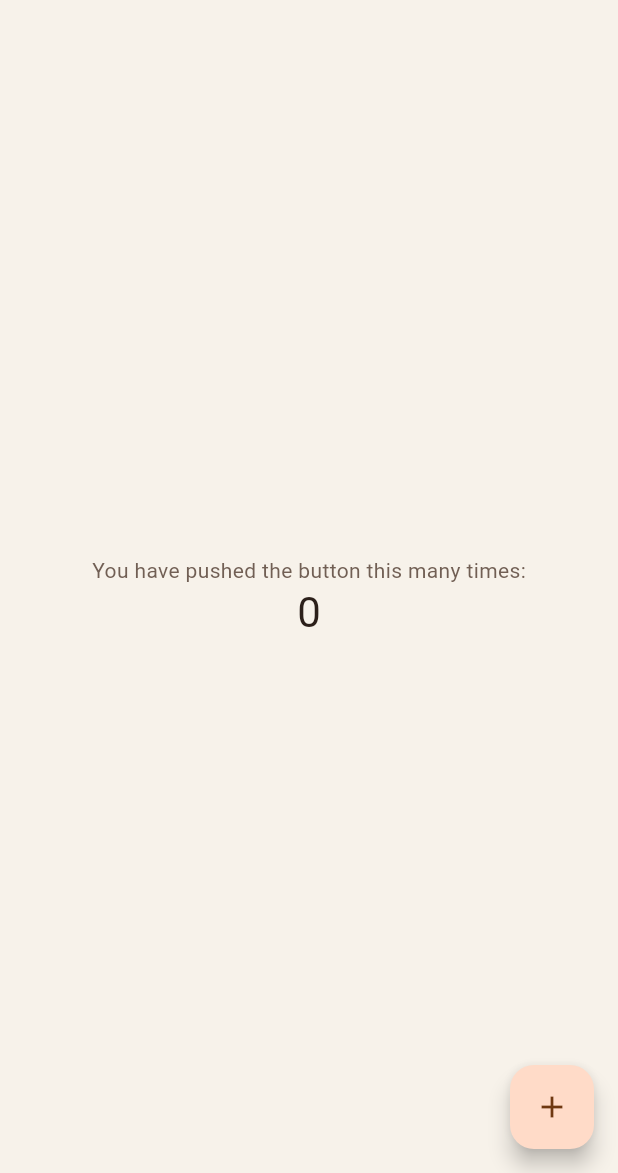
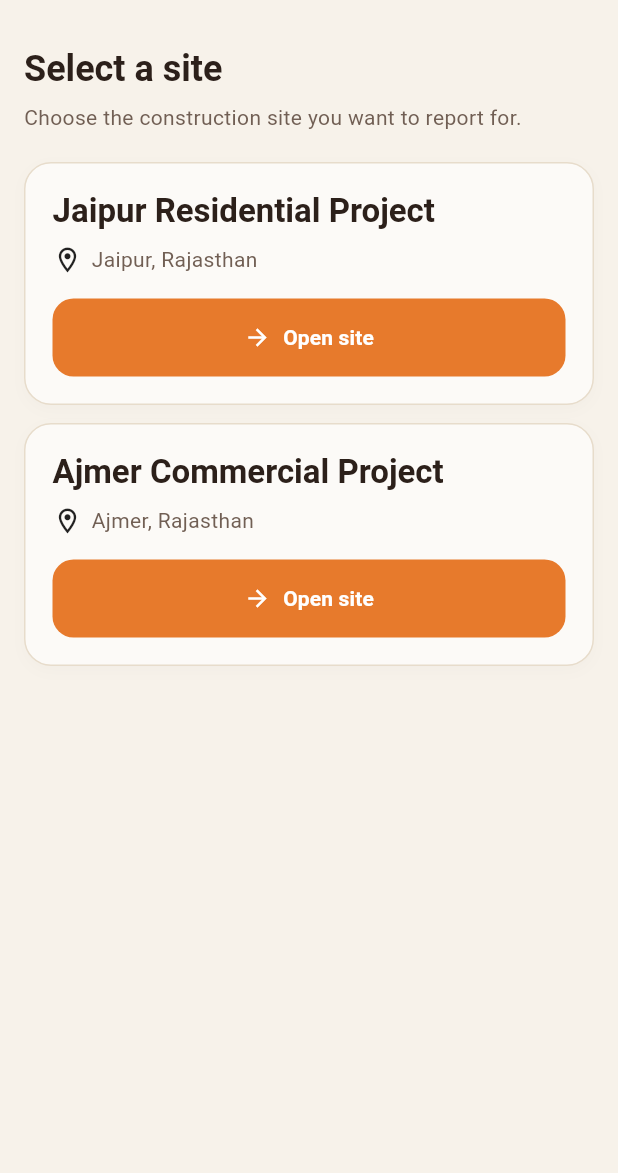
Before and after one commit to kalviumcommunity/Brixel, a Flutter app: the screen it shows after launch, on a phone screen of 412 x 824 dp, the part 63-1236 px from its top. Run offline on Flutter 3.47's test engine with Material 3 defaults, Android fonts, the phone set to English and light mode, and no system bars; our stand-ins replace cloud_firestore, firebase_auth, firebase_core; accounts and stored records are empty.

Commit message:
feat: add site-aware screen navigation

```diff
--- /dev/null
+++ b/lib/features/sites/screens/site_selection_screen.dart
@@ -0,0 +1,102 @@
+import 'package:brixel/features/sites/models/site.dart';
+import 'package:brixel/features/navigation/screens/app_navigation_shell.dart';
+import 'package:brixel/shared/widgets/brixel_primary_button.dart';
+import 'package:brixel/shared/widgets/brixel_section_card.dart';
+import 'package:flutter/material.dart';
+
+class SiteSelectionScreen extends StatelessWidget {
+  const SiteSelectionScreen({super.key});
+
+  // Temporary local data used only to verify LU 3.14 navigation.
+  // A later integration task should replace this with approved assigned-site
+  // data from the shared application data source.
+  static const List<Site> _demoSites = [
+    Site(
+      id: 'site-jaipur-01',
+      name: 'Jaipur Residential Project',
+      location: 'Jaipur, Rajasthan',
+    ),
+    Site(
+      id: 'site-ajmer-01',
+      name: 'Ajmer Commercial Project',
+      location: 'Ajmer, Rajasthan',
+    ),
+  ];
+
+  void _openSite(BuildContext context, Site site) {
+    Navigator.of(context).push(
+      MaterialPageRoute<void>(
+        builder: (context) {
+          return AppNavigationShell(site: site);
+        },
+      ),
+    );
+  }
+
+  @override
+  Widget build(BuildContext context) {
+    final textTheme = Theme.of(context).textTheme;
+
+    return Scaffold(
+      appBar: AppBar(title: const Text('Brixel')),
+      body: SafeArea(
+        child: ListView.separated(
+          padding: const EdgeInsets.all(16),
+          itemCount: _demoSites.length + 1,
+          separatorBuilder: (context, index) {
+            return const SizedBox(height: 12);
+          },
+          itemBuilder: (context, index) {
+            if (index == 0) {
+              return Padding(
+                padding: const EdgeInsets.only(bottom: 8),
+                child: Column(
+                  crossAxisAlignment: CrossAxisAlignment.start,
+                  children: [
+                    Text('Select a site', style: textTheme.headlineSmall),
+                    const SizedBox(height: 6),
+                    const Text(
+                      'Choose the construction site you want to report for.',
+                    ),
+                  ],
+                ),
+              );
+            }
+
+            final site = _demoSites[index - 1];
+
+            return BrixelSectionCard(
+              child: Column(
+                crossAxisAlignment: CrossAxisAlignment.start,
+                children: [
+                  Text(
+                    site.name,
+                    style: textTheme.titleLarge?.copyWith(
+                      fontWeight: FontWeight.w700,
+                    ),
+                  ),
+                  const SizedBox(height: 8),
+                  Row(
+                    children: [
+                      const Icon(Icons.location_on_outlined, size: 20),
+                      const SizedBox(width: 6),
+                      Expanded(child: Text(site.location)),
+                    ],
+                  ),
+                  const SizedBox(height: 16),
+                  BrixelPrimaryButton(
+                    label: 'Open site',
+                    icon: Icons.arrow_forward,
+                    onPressed: () {
+                      _openSite(context, site);
+                    },
+                  ),
+                ],
+              ),
+            );
+          },
+        ),
+      ),
+    );
+  }
+}
--- a/lib/main.dart
+++ b/lib/main.dart
@@ -1,4 +1,5 @@
 import 'package:brixel/core/theme/brixel_theme.dart';
+import 'package:brixel/features/sites/screens/site_selection_screen.dart';
 import 'package:firebase_core/firebase_core.dart';
 import 'package:flutter/material.dart';
 
@@ -6,7 +7,9 @@ import 'firebase_options.dart';
 
 void main() async {
   WidgetsFlutterBinding.ensureInitialized();
+
   await Firebase.initializeApp(options: DefaultFirebaseOptions.currentPlatform);
+
   runApp(const MyApp());
 }
 
@@ -18,50 +21,7 @@ class MyApp extends StatelessWidget {
     return MaterialApp(
       title: 'Brixel',
       theme: buildBrixelTheme(),
-      home: const MyHomePage(title: 'Brixel'),
+      home: const SiteSelectionScreen(),
     );
   }
 }
-
-class MyHomePage extends StatefulWidget {
-  const MyHomePage({super.key, required this.title});
-
-  final String title;
-
-  @override
-  State<MyHomePage> createState() => _MyHomePageState();
-}
-
-class _MyHomePageState extends State<MyHomePage> {
-  int _counter = 0;
-
-  void _incrementCounter() {
-    setState(() {
-      _counter++;
-    });
-  }
-
-  @override
-  Widget build(BuildContext context) {
-    return Scaffold(
-      appBar: AppBar(title: Text(widget.title)),
-      body: Center(
-        child: Column(
-          mainAxisAlignment: MainAxisAlignment.center,
-          children: [
-            const Text('You have pushed the button this many times:'),
-            Text(
-              '$_counter',
-              style: Theme.of(context).textTheme.headlineMedium,
-            ),
-          ],
-        ),
-      ),
-      floatingActionButton: FloatingActionButton(
-        onPressed: _incrementCounter,
-        tooltip: 'Increment',
-        child: const Icon(Icons.add),
-      ),
-    );
-  }
-}
```
Also changed, not shown: lib/features/navigation/screens/app_navigation_shell.dart (added, +155 -0 lines), lib/features/sites/screens/site_dashboard_screen.dart (added, +112 -0 lines), 1 other file.
